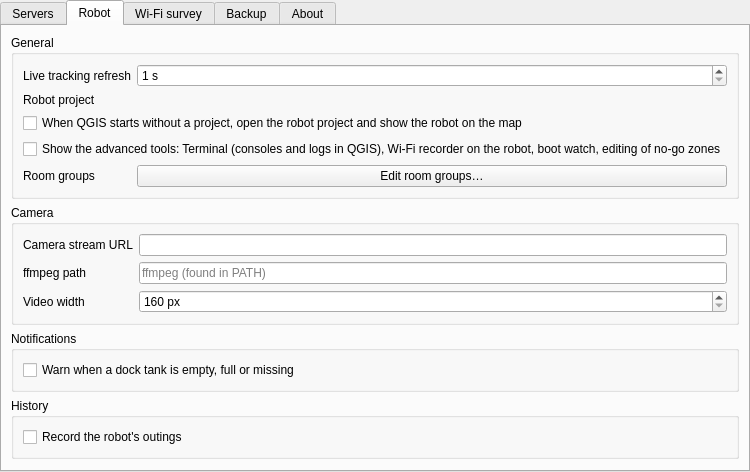
This is valetudo_qgis/ui/settings_page.ui in sylsta/homeqgis as Qt 5 draws it before an edit. The edited form follows.
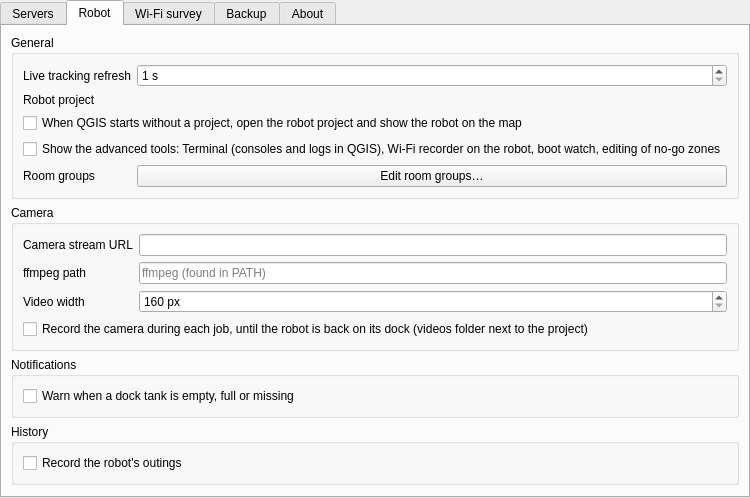
This is the edited form. The open tabs and pages were chosen to show the change. Custom widgets are drawn as their Qt base class.

Commit message:
Camera: record each job
When the robot leaves its dock for a job (cleaning or going somewhere, scheduled
or sent by hand), the camera starts if needed and records into videos/ next to
the project, until the robot is back on its dock at the end of the job. Mid-job
returns (docked, resumable) neither stop nor restart it. Option in the settings,
Robot tab, camera; on by default.

The edit to the form file:
```diff
--- a/valetudo_qgis/ui/settings_page.ui
+++ b/valetudo_qgis/ui/settings_page.ui
@@ -163,6 +163,13 @@
             </property>
            </widget>
           </item>
+          <item row="3" column="0" colspan="2">
+           <widget class="QCheckBox" name="record_jobs">
+            <property name="text">
+             <string>Record the camera during each job, until the robot is back on its dock (videos folder next to the project)</string>
+            </property>
+           </widget>
+          </item>
          </layout>
         </widget>
        </item>
```
The commit also changes 8 other files.
